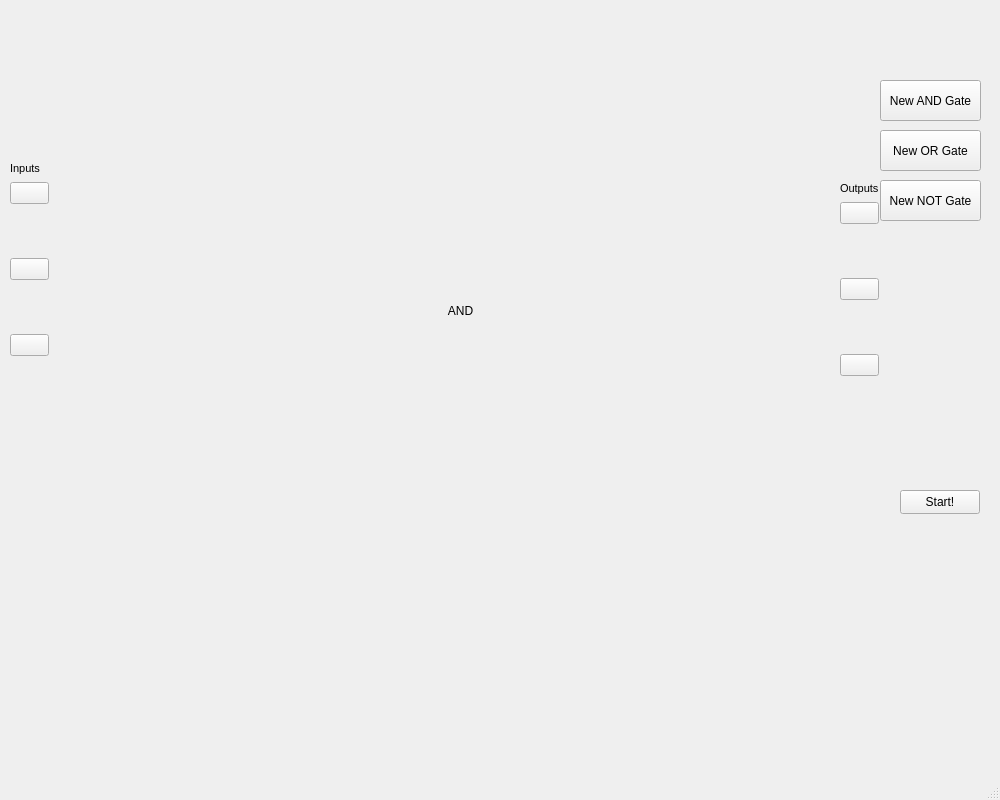
The window that assignment9/mainwindow.ui (UofU-CS3505/cs3505-assignment9-Figodes) describes before a commit, drawn with Qt 5.
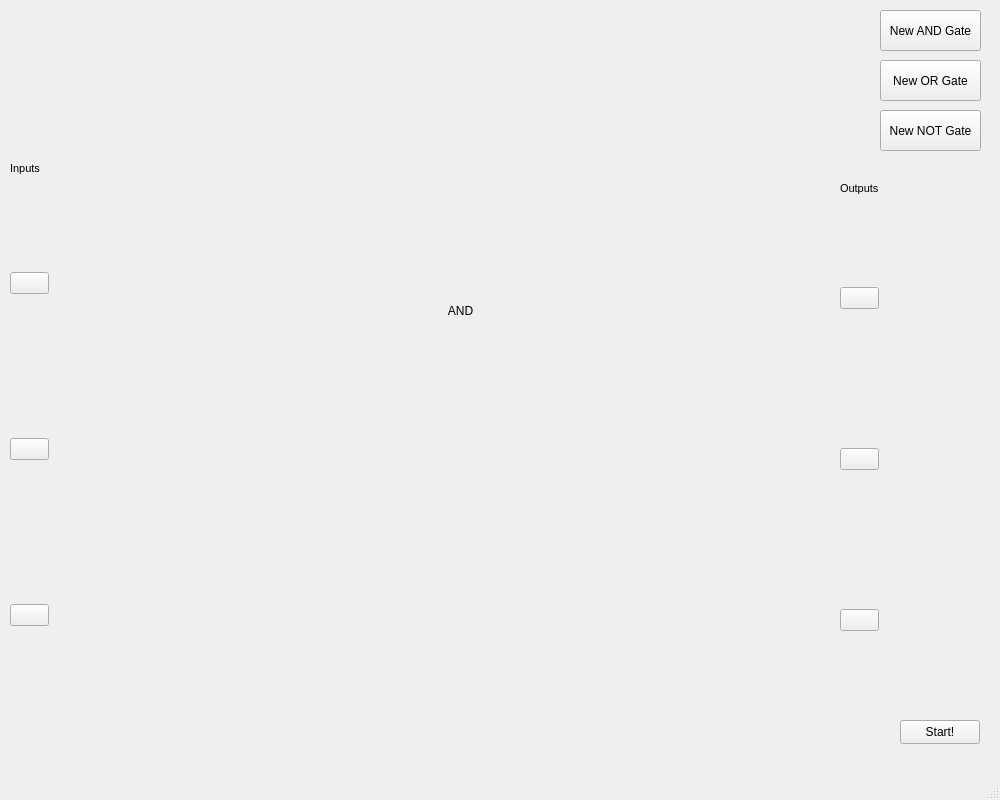
The same window after the commit. Custom widgets are drawn as their Qt base class.

Commit message: Made logic gates smaller, displayed text can now be programmatically determined

Patch:
```diff
--- a/assignment9/mainwindow.ui
+++ b/assignment9/mainwindow.ui
@@ -20,7 +20,7 @@
       <x>50</x>
       <y>20</y>
       <width>781</width>
-      <height>501</height>
+      <height>701</height>
      </rect>
     </property>
     <property name="text">
@@ -47,7 +47,7 @@
     <property name="geometry">
      <rect>
       <x>880</x>
-      <y>80</y>
+      <y>10</y>
       <width>101</width>
       <height>41</height>
      </rect>
@@ -60,7 +60,7 @@
     <property name="geometry">
      <rect>
       <x>880</x>
-      <y>130</y>
+      <y>60</y>
       <width>101</width>
       <height>41</height>
      </rect>
@@ -73,7 +73,7 @@
     <property name="geometry">
      <rect>
       <x>880</x>
-      <y>180</y>
+      <y>110</y>
       <width>101</width>
       <height>41</height>
      </rect>
@@ -88,7 +88,7 @@
       <x>840</x>
       <y>200</y>
       <width>39</width>
-      <height>178</height>
+      <height>521</height>
      </rect>
     </property>
     <layout class="QVBoxLayout" name="outputs">
@@ -122,7 +122,7 @@
     <property name="geometry">
      <rect>
       <x>900</x>
-      <y>490</y>
+      <y>720</y>
       <width>80</width>
       <height>24</height>
      </rect>
@@ -167,13 +167,13 @@
      <string>Outputs</string>
     </property>
    </widget>
-   <widget class="QWidget" name="">
+   <widget class="QWidget" name="layoutWidget">
     <property name="geometry">
      <rect>
       <x>10</x>
       <y>180</y>
       <width>39</width>
-      <height>178</height>
+      <height>541</height>
      </rect>
     </property>
     <layout class="QVBoxLayout" name="inputs">
```
The commit also changes 2 other files.
